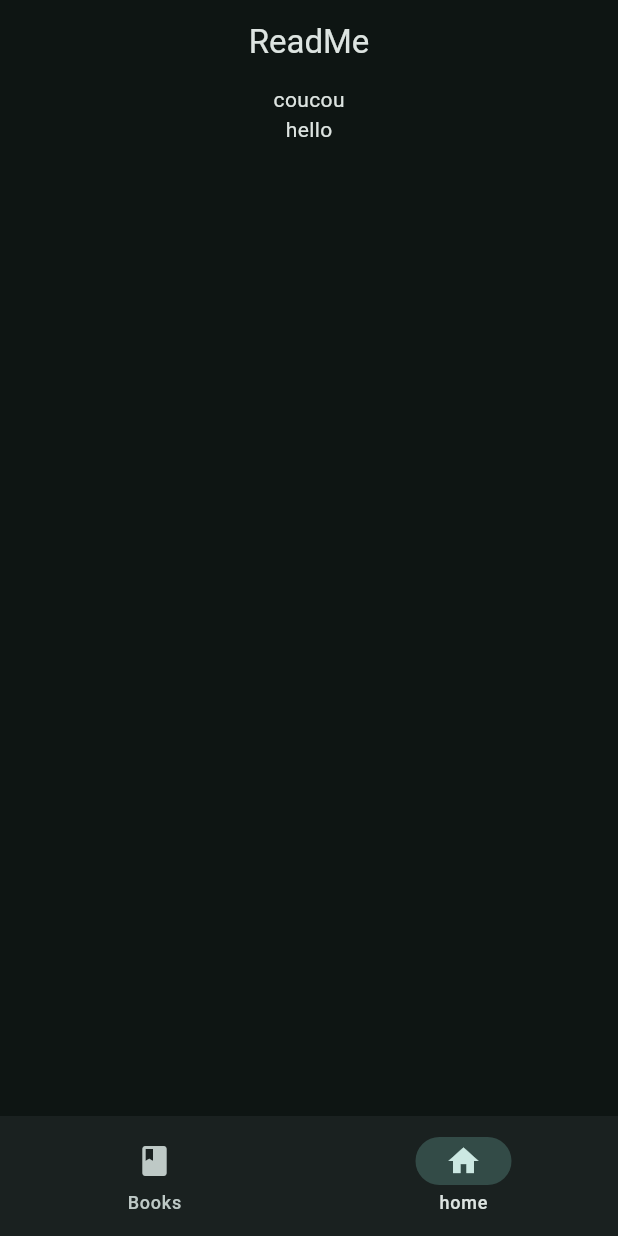
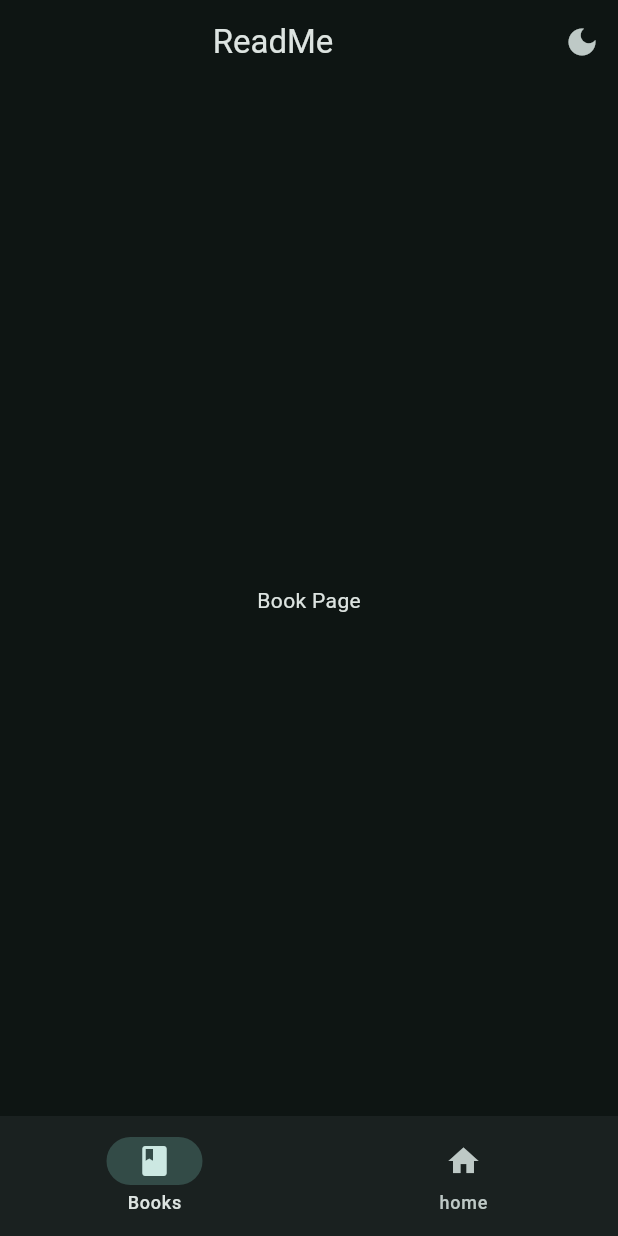
Before and after one commit to antoineFabr/Project-Flutter-for-fun, a Flutter app: the screen it shows after launch, on a phone screen of 412 x 824 dp. Run offline on Flutter 3.47's test engine with Material 3 defaults, Android fonts, the phone set to English and light mode, and no system bars.

Commit message:
Ajout fonction de darkMode/lightMode + page livre et page home

```diff
--- /dev/null
+++ b/project/PassionLecture/flutter_application_1/lib/data/notifiers.dart
@@ -0,0 +1,4 @@
+import 'package:flutter/material.dart';
+
+ValueNotifier<int> selectedPageNotifier = ValueNotifier(0);
+ValueNotifier<bool> isDarkModeNotifier = ValueNotifier(true);
--- a/project/PassionLecture/flutter_application_1/lib/main.dart
+++ b/project/PassionLecture/flutter_application_1/lib/main.dart
@@ -1,4 +1,6 @@
 import 'package:flutter/material.dart';
+import 'package:namer_app/data/notifiers.dart';
+import 'package:namer_app/views/widget_tree.dart';
 
 void main() {
   runApp(MyApp());
@@ -12,42 +14,23 @@ class MyApp extends StatefulWidget {
 }
 
 class _MyAppState extends State<MyApp> {
-  int selectedIndex = 1;
 
   @override
   Widget build(BuildContext context) {
+    return ValueListenableBuilder(
+      valueListenable: isDarkModeNotifier,
+      builder: (context, isDarkMode, child) {
         return MaterialApp(
+          debugShowCheckedModeBanner: false,
             theme: ThemeData(
               colorScheme: ColorScheme.fromSeed(
                 seedColor: Colors.teal,
-          brightness: Brightness.dark,
-        )),
-        home: Scaffold(
-          appBar: AppBar(
-            title: Center(
-              child: Text("ReadMe"),
+                brightness: isDarkMode ? Brightness.dark : Brightness.light,
               ),
             ),
-          body: Center(
-            child: Column(
-              children: [
-                Text("coucou"),
-                Text("hello"),
-              ],
-            ),
-          ),
-          bottomNavigationBar: NavigationBar(
-            destinations: [
-              NavigationDestination(icon: Icon(Icons.book), label: 'Books'),
-              NavigationDestination(icon: Icon(Icons.home), label: 'home')
-            ],
-            onDestinationSelected: (int value) {
-              setState(() {
-                selectedIndex = value;
-              });
+          home: WidgetTree(),
+        );
       },
-            selectedIndex: selectedIndex,
-          ),
-        ));
+    );
   }
 }
--- /dev/null
+++ b/project/PassionLecture/flutter_application_1/lib/views/pages/book_page.dart
@@ -0,0 +1,13 @@
+import 'package:flutter/material.dart';
+
+class BookPage extends StatelessWidget {
+  const BookPage({super.key});
+
+  @override
+  Widget build(BuildContext context) {
+    return Center(
+      child: Text("Book Page"),
+
+    );
+  }
+}
--- /dev/null
+++ b/project/PassionLecture/flutter_application_1/lib/views/pages/home_page.dart
@@ -0,0 +1,13 @@
+import 'package:flutter/material.dart';
+
+class HomePage extends StatelessWidget {
+  const HomePage({super.key});
+
+  @override
+  Widget build(BuildContext context) {
+    return Center(
+      child: Text("home Page"),
+
+    );
+  }
+}
--- /dev/null
+++ b/project/PassionLecture/flutter_application_1/lib/views/widget_tree.dart
@@ -0,0 +1,55 @@
+import 'package:flutter/material.dart';
+import 'package:namer_app/data/notifiers.dart';
+import 'package:namer_app/views/pages/book_page.dart';
+import 'package:namer_app/views/pages/home_page.dart';
+import 'package:namer_app/views/widgets/navbar_widget.dart' show NavbarWidget;
+
+
+List<Widget> pages = [
+  BookPage(),
+  HomePage(),
+
+];
+List brightnessMode = [
+  Brightness.dark,
+  Brightness.light
+];
+class WidgetTree extends StatefulWidget {
+  const WidgetTree({super.key});
+
+  @override
+  State<WidgetTree> createState() => _WidgetTreeState();
+}
+
+class _WidgetTreeState extends State<WidgetTree> {
+  var icon = Icons.dark_mode;
+
+  @override
+  Widget build(BuildContext context) {
+    return Scaffold(
+
+          appBar: AppBar(
+            title: Center(
+              child: Text("ReadMe"),
+            ),
+            actions: [
+              IconButton(onPressed: () {
+                 isDarkModeNotifier.value = !isDarkModeNotifier.value;
+              },
+              icon: ValueListenableBuilder(valueListenable: isDarkModeNotifier,
+              builder: (context, isDarkMode, child) {
+                return Icon(
+                  isDarkMode ? Icons.dark_mode : Icons.light_mode,
+                );
+              },),),
+            ],
+          ),
+
+          body: ValueListenableBuilder(valueListenable: selectedPageNotifier, builder: (context, value, child) {
+            return pages.elementAt(value);
+          },
+          ),
+          bottomNavigationBar: NavbarWidget()
+        );
+  }
+}
--- /dev/null
+++ b/project/PassionLecture/flutter_application_1/lib/views/widgets/navbar_widget.dart
@@ -0,0 +1,25 @@
+import 'package:flutter/material.dart';
+import 'package:namer_app/data/notifiers.dart';
+
+class NavbarWidget extends StatelessWidget {
+  const NavbarWidget({super.key});
+
+  @override
+  Widget build(BuildContext context) {
+    return ValueListenableBuilder(
+      valueListenable: selectedPageNotifier,
+      builder: (context, selectedPage, child) {
+      return NavigationBar(
+            destinations: [
+              NavigationDestination(icon: Icon(Icons.book), label: 'Books'),
+              NavigationDestination(icon: Icon(Icons.home), label: 'home')
+            ],
+            onDestinationSelected: (int value) {
+              selectedPageNotifier.value = value;
+            },
+            selectedIndex: selectedPage,
+          );
+    },
+    );
+  }
+}
--- a/project/PassionLecture/flutter_application_1/lib/widgets/navbar_widget.dart
+++ /dev/null
@@ -1,15 +0,0 @@
-import 'package:flutter/material.dart';
-
-class NavbarWidget extends StatefulWidget {
-  const NavbarWidget({super.key});
-
-  @override
-  State<NavbarWidget> createState() => _NavbarWidgetState();
-}
-
-class _NavbarWidgetState extends State<NavbarWidget> {
-  @override
-  Widget build(BuildContext context) {
-    return const Placeholder();
-  }
-}
```
Also changed, not shown: 1 other file. Lines whose indentation alone changed are shown as unchanged.
